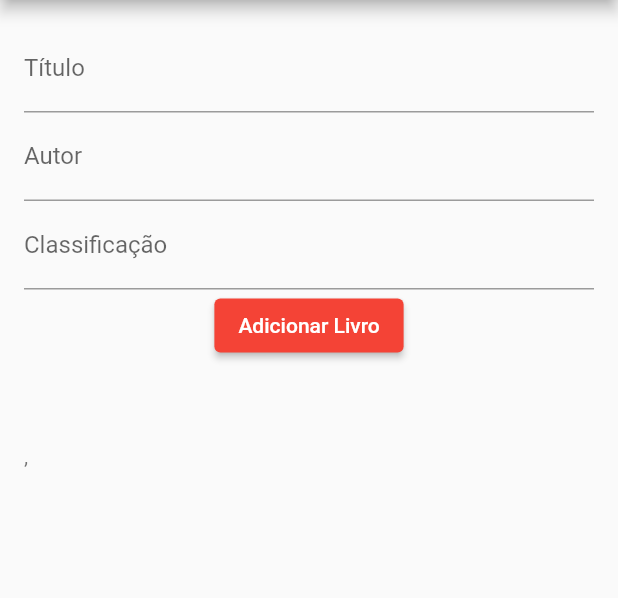
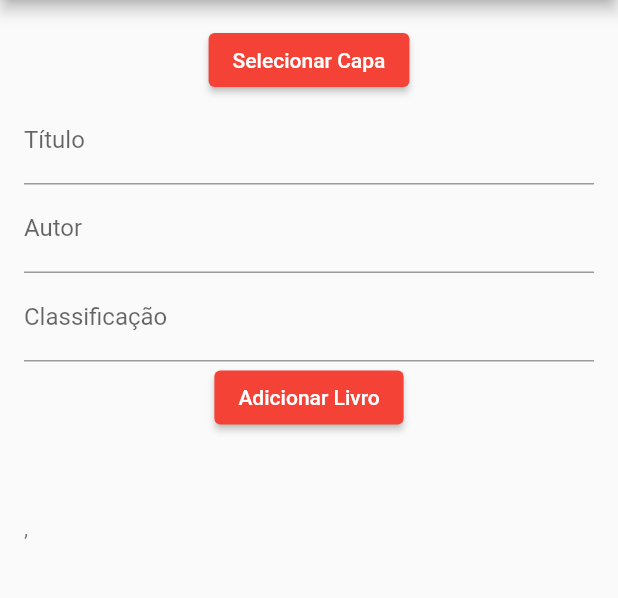
Before and after one commit to rafa-simoes22/registro_livros_bd, a Flutter app: the screen it shows after launch, after a tap on "Adicionar Livro", on a phone screen of 412 x 824 dp, the part 84-682 px from its top. Run offline on Flutter 3.47's test engine with Material 2 defaults, Android fonts, the phone set to English and light mode, and no system bars; our stand-ins replace image_picker, sqflite; accounts and stored records are empty.

Commit message:
gloria alcançada

```diff
--- a/lib/main.dart
+++ b/lib/main.dart
@@ -1,4 +1,6 @@
+import 'dart:io';
 import 'package:flutter/material.dart';
+import 'package:image_picker/image_picker.dart';
 import 'package:sqflite/sqflite.dart';
 import 'package:path/path.dart';
 
@@ -11,8 +13,9 @@ class Book {
   final String title;
   final String author;
   final String classification;
+  final String? coverImagePath;
 
-  Book({required this.id, required this.title, required this.author, required this.classification});
+  Book({required this.id, required this.title, required this.author, required this.classification, this.coverImagePath});
 
   Map<String, dynamic> toMap() {
     return {
@@ -20,6 +23,7 @@ class Book {
       'title': title,
       'author': author,
       'classification': classification,
+      'coverImagePath': coverImagePath,
     };
   }
 }
@@ -36,7 +40,7 @@ class DatabaseHelper {
     join(await getDatabasesPath(), 'book_database.db'),
     onCreate: (db, version) {
       return db.execute(
-          'CREATE TABLE books(id INTEGER PRIMARY KEY, title TEXT, author TEXT, classification TEXT)',
+        'CREATE TABLE books(id INTEGER PRIMARY KEY, title TEXT, author TEXT, classification TEXT, coverImagePath TEXT)',
       );
     },
     version: 1,
@@ -61,6 +65,7 @@ class DatabaseHelper {
         title: maps[i]['title'],
         author: maps[i]['author'],
         classification: maps[i]['classification'],
+        coverImagePath: maps[i]['coverImagePath'],
       );
     });
   }
@@ -90,6 +95,8 @@ class _BookListScreenState extends State<BookListScreen> {
   TextEditingController _classificationController = TextEditingController();
   List<Book> books = [];
 
+  File? _selectedImage;
+
   @override
   void initState() {
     super.initState();
@@ -101,12 +108,22 @@ class _BookListScreenState extends State<BookListScreen> {
     setState(() {});
   }
 
+  Future<void> _selectImage() async {
+    final pickedImage = await ImagePicker().getImage(source: ImageSource.gallery);
+    if (pickedImage != null) {
+      setState(() {
+        _selectedImage = File(pickedImage.path);
+      });
+    }
+  }
+
   void _addBook() async {
     final newBook = Book(
       id: DateTime.now().millisecondsSinceEpoch,
       title: _titleController.text,
       author: _authorController.text,
       classification: _classificationController.text,
+      coverImagePath: _selectedImage?.path,
     );
 
     await DatabaseHelper().insertBook(newBook);
@@ -115,6 +132,9 @@ class _BookListScreenState extends State<BookListScreen> {
     _titleController.clear();
     _authorController.clear();
     _classificationController.clear();
+    setState(() {
+      _selectedImage = null;
+    });
   }
 
   @override
@@ -129,6 +149,12 @@ class _BookListScreenState extends State<BookListScreen> {
             padding: const EdgeInsets.all(16.0),
             child: Column(
               children: [
+                if (_selectedImage != null)
+                  Image.file(_selectedImage!, height: 100),
+                ElevatedButton(
+                  onPressed: _selectImage,
+                  child: Text('Selecionar Capa'),
+                ),
                 TextField(
                   controller: _titleController,
                   decoration: InputDecoration(labelText: 'Título'),
@@ -193,6 +219,8 @@ class BookDetailScreen extends StatelessWidget {
             Text('Título: ${book.title}', style: TextStyle(fontSize: 24, fontWeight: FontWeight.bold)),
             Text('Autor: ${book.author}', style: TextStyle(fontSize: 18)),
             Text('Classificação: ${book.classification}', style: TextStyle(fontSize: 18)),
+            if (book.coverImagePath != null)
+              Image.file(File(book.coverImagePath!), height: 200),
           ],
         ),
       ),
--- a/pubspec.yaml
+++ b/pubspec.yaml
@@ -32,6 +32,7 @@ dependencies:
     sdk: flutter
   sqflite: ^2.0.0
   path: ^1.8.0
+  image_picker: ^0.8.4+2
 
 
   # The following adds the Cupertino Icons font to your application.
```
Also changed, not shown: pubspec.lock, 5 other files. Lines whose indentation alone changed are shown as unchanged.
